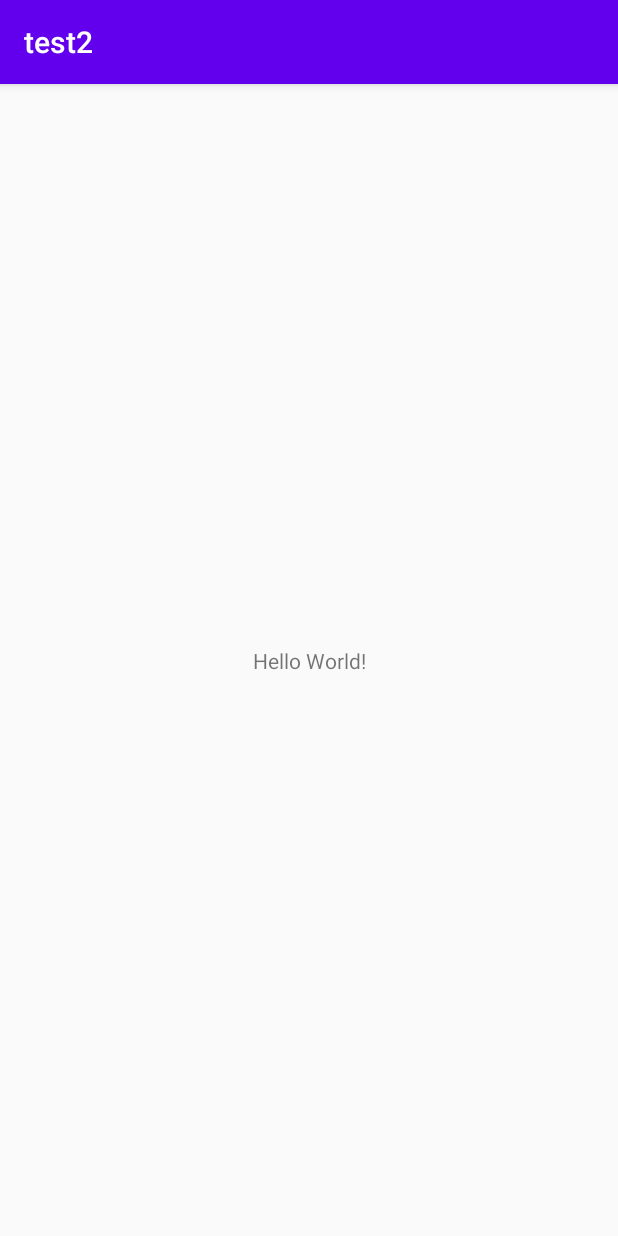
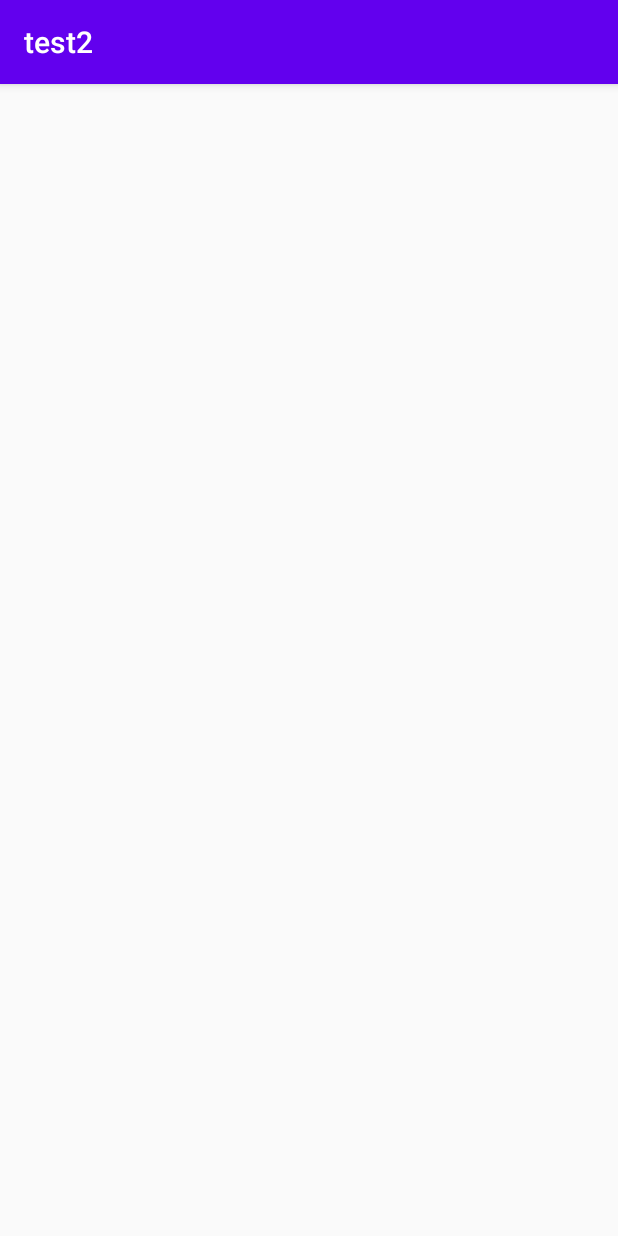
Before and after one commit to faridmahmood/test2, an Android app: the screen it shows after launch (MainActivity), on a phone screen of 412 x 824 dp. Run offline under Robolectric (Android 15) with nearby library versions, the phone set to English and light mode, and no system bars.

```diff
--- a/app/src/main/java/com/codewithfarid/test2/MainActivity.java
+++ b/app/src/main/java/com/codewithfarid/test2/MainActivity.java
@@ -6,9 +6,6 @@ import android.os.Bundle;
 
 public class MainActivity extends AppCompatActivity {
 
-    @Override
-    protected void onCreate(Bundle savedInstanceState) {
-        super.onCreate(savedInstanceState);
-        setContentView(R.layout.activity_main);
-    }
+
+
 }
```
